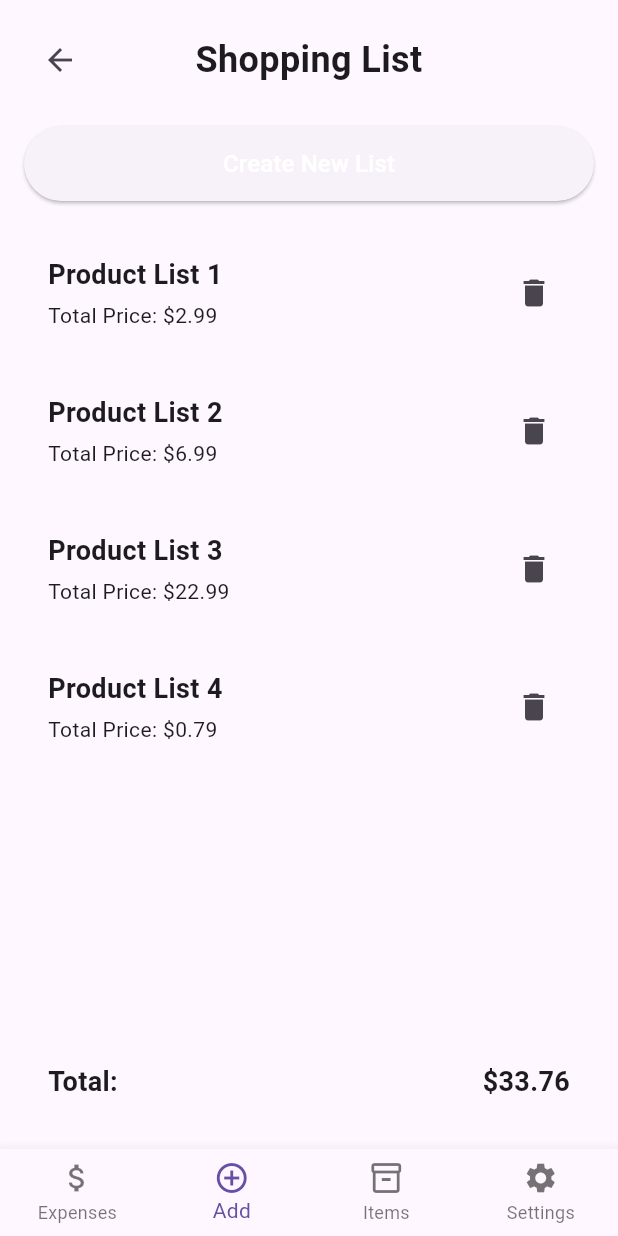
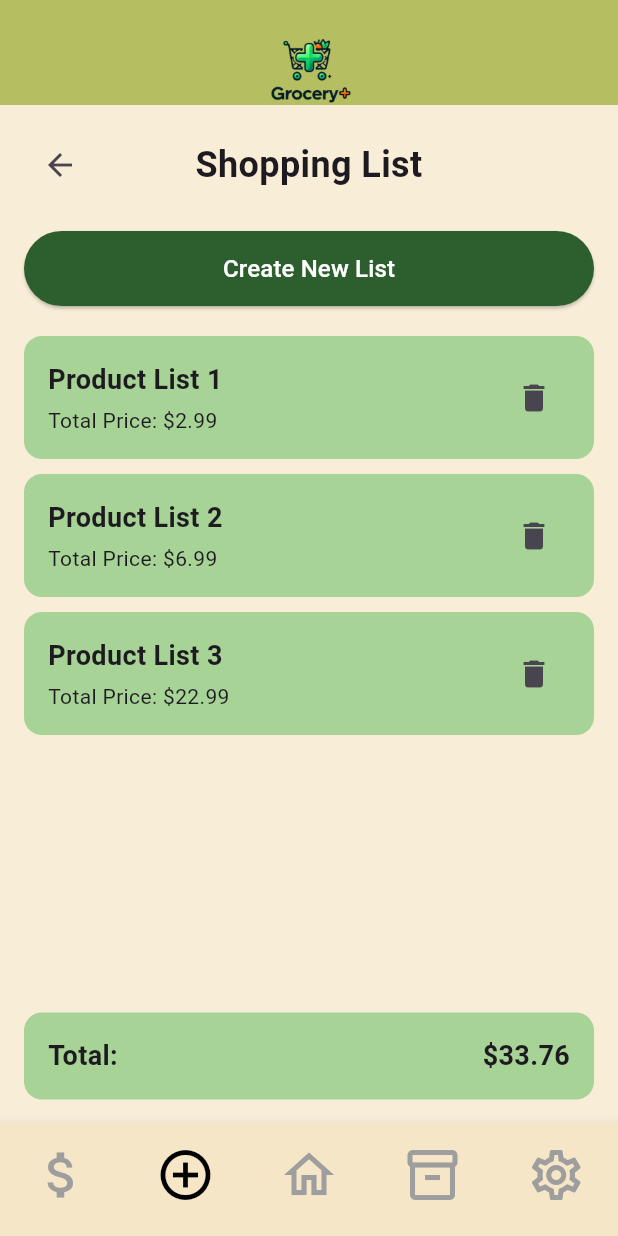
Before and after one commit to keremsirtikizil/CS310_Project, a Flutter app: the ChecklistScreen screen opened directly, on a phone screen of 412 x 824 dp. Run offline on Flutter 3.47's test engine with Material 3 defaults, Android fonts, the phone set to English and light mode, and no system bars; our stand-ins replace email_validator, fl_chart; missing offline and left inert: mobile_scanner.

Commit message:
Bug fixes

```diff
--- a/lib/main.dart
+++ b/lib/main.dart
@@ -1,8 +1,8 @@
 import 'package:flutter/material.dart';
-import 'package:grocery_list/routes/add.dart';
+import 'package:grocery_list/routes/checkListScreen.dart';
 import 'package:grocery_list/routes/home.dart';
 import 'package:grocery_list/routes/login.dart';
-import 'package:grocery_list/routes/financing.dart';
+import 'package:grocery_list/routes/expensesScreen.dart';
 import 'package:grocery_list/routes/inventory.dart';
 import 'package:grocery_list/routes/newListCreation.dart';
 import 'package:grocery_list/routes/settings.dart';
@@ -27,8 +27,8 @@
       initialRoute: "/login",
       routes: {"/login":(context)=>LoginPage(),
               "/home":(context)=>HomePage(),
-              "/financing":(context)=>FinancingPage(),
-              "/add":(context)=> AddPage(),
+              "/financing":(context)=>ExpensesScreen(),
+              "/add":(context)=> ChecklistScreen(),
               "/inventory":(context)=>InventoryPage(),
               "/settings":(context)=>SettingsPage(),
               "/forgotPassword":(context)=>forgotPassword(),
@@ -37,8 +37,6 @@
               "/barcode_scan": (context) => BarcodeScannerScreen(),
               "/product-details": (context) => ProductDetails(),
               "/recipes": (context) => RecipePage(),
-
-
       },
 
 
--- a/lib/routes/checkListScreen.dart
+++ b/lib/routes/checkListScreen.dart
@@ -1,6 +1,7 @@
 import 'package:flutter/material.dart';
-import 'package:grocery_plus/utils/AppColors.dart';
-
+import 'package:grocery_list/utils/AppColors.dart';
+import 'package:grocery_list/utils/navbar.dart';
+import 'package:grocery_list/utils/appbar.dart';
 class ChecklistScreen extends StatefulWidget {
   const ChecklistScreen({super.key});
 
@@ -22,32 +23,15 @@
     {
       'name': 'Product List 3',
       'totalPrice': 22.99,
-    },
-    {
-      'name': 'Product List 4',
-      'totalPrice': 0.79,
-    },
+    }
+
   ];
 
   void _addNewList() {
     Navigator.pushNamed(context, '/add');
   }
 
-  void _onNavigationItemTapped(int index) {
-    switch (index) {
-      case 0: // Expenses
-        Navigator.pushNamed(context, '/expenses');
-        break;
-      case 1: // Add
-        break; // Already in add screen
-      case 2: // Items
-        Navigator.pushNamed(context, '/inventory');
-        break;
-      case 3: // Settings
-        Navigator.pushNamed(context, '/settings');
-        break;
-    }
-  }
+
 
   @override
   void dispose() {
@@ -57,6 +41,7 @@
   @override
   Widget build(BuildContext context) {
     return Scaffold(
+      appBar: AppBarWithArrow(),
       backgroundColor: AppColors.mainBackground,
       body: SafeArea(
         child: Padding(
@@ -92,7 +77,7 @@
                   minimumSize: const Size(double.infinity, 50),
                 ),
                 onPressed: () {
-                  Navigator.pushNamed(context, '/add');
+                  Navigator.pushNamed(context, "/newListCreation");
                 },
                 child: const Text(
                   'Create New List',
@@ -188,32 +173,7 @@
           ),
         ),
       ),
-      bottomNavigationBar: BottomNavigationBar(
-        type: BottomNavigationBarType.fixed,
-        backgroundColor: AppColors.navbarColor,
-        selectedItemColor: AppColors.buttonColor,
-        unselectedItemColor: Colors.black54,
-        currentIndex: 1,
-        onTap: _onNavigationItemTapped,
-        items: const [
-          BottomNavigationBarItem(
-            icon: Icon(Icons.attach_money),
-            label: 'Expenses',
-          ),
-          BottomNavigationBarItem(
-            icon: Icon(Icons.add_circle_outline),
-            label: 'Add',
-          ),
-          BottomNavigationBarItem(
-            icon: Icon(Icons.inventory_2_outlined),
-            label: 'Items',
-          ),
-          BottomNavigationBarItem(
-            icon: Icon(Icons.settings),
-            label: 'Settings',
-          ),
-        ],
-      ),
+      bottomNavigationBar: AppNavBar(currentIndex: 1)
     );
   }
 }
```
Also changed, not shown: lib/routes/add.dart (deleted, +0 -22 lines), lib/routes/expensesScreen.dart (+5 -91 lines), lib/routes/financing.dart (deleted, +0 -20 lines), pubspec.lock.
